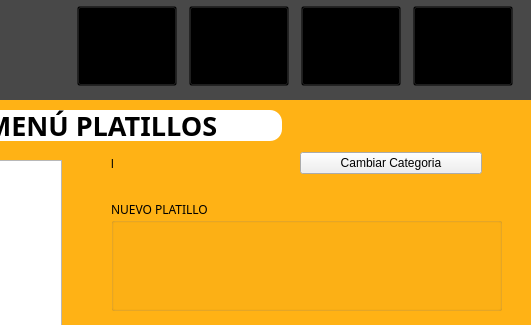
Old version of the form gerente_menu.ui in the repository DanielPerMon/proyectoSaboreno; both pictures show x 319 to 850 and y 0 to 325 of the 850 by 800 pixel window.
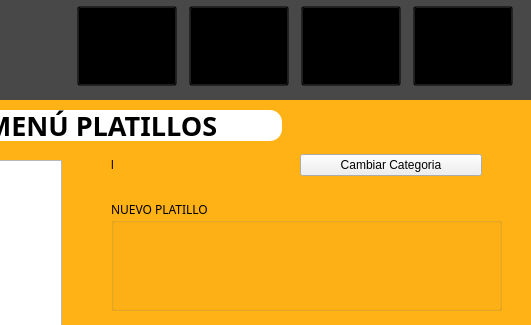
New version of the form. The open tabs and pages were chosen to show the change. Icons and pictures are not drawn.

```diff
--- a/gerente_menu.ui
+++ b/gerente_menu.ui
@@ -1734,7 +1734,7 @@
        <x>430</x>
        <y>50</y>
        <width>371</width>
-       <height>27</height>
+       <height>30</height>
       </rect>
      </property>
      <layout class="QHBoxLayout" name="horizontalLayout_2">
```
Left out of the diff: 8 changed lines with no effect on the pictures.
